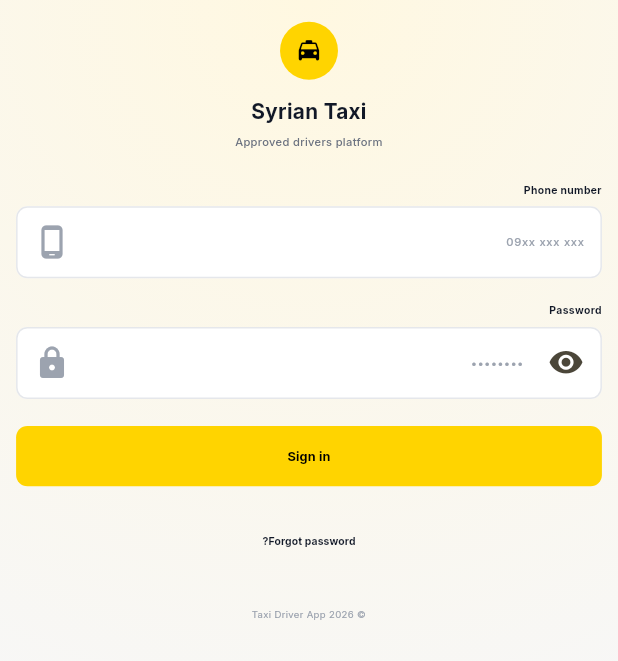
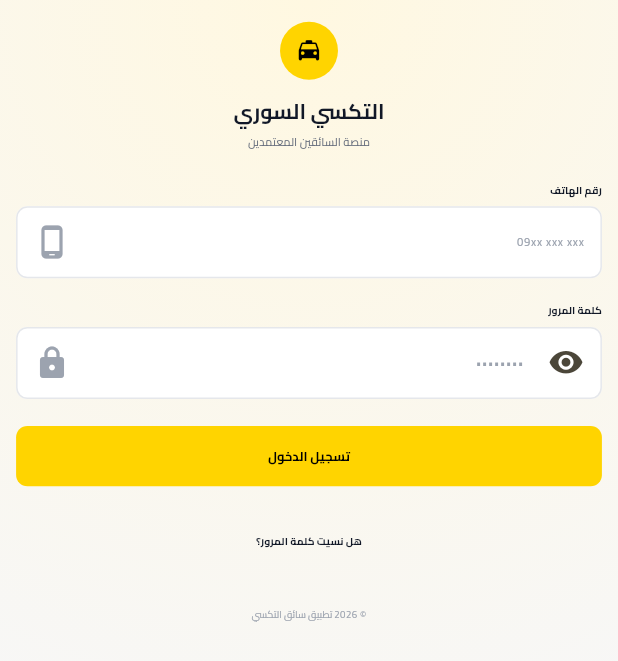
Before and after one commit to kamal635/taxi_driver_app, a Flutter app: the screen it shows after launch, on a phone screen of 412 x 824 dp. Shown: the top 661 px of the screen. Run offline on Flutter 3.47's test engine with Material 3 defaults, Android fonts, the phone set to English and light mode, and no system bars; our stand-ins replace flutter_riverpod, flutter_screenutil, go_router.

Commit message:
chore: fix lint and localization dependencies

```diff
--- a/lib/app/app.dart
+++ b/lib/app/app.dart
@@ -23,7 +23,7 @@ class TaxiDriverApp extends StatelessWidget {
         localizationsDelegates: AppLocalizations.localizationsDelegates,
         supportedLocales: AppLocalizations.supportedLocales,
         locale: const Locale('ar'),
-        theme: AppTheme.light(const Locale('en')),
+        theme: AppTheme.light(const Locale('ar')),
         routerConfig: AppRouter.router,
       ),
     );
--- a/lib/l10n/app_ar.arb
+++ b/lib/l10n/app_ar.arb
@@ -1,13 +1,13 @@
 {
   "@@locale": "ar",
-  "appTitle": "Taxi Driver App",
-  "brandName": "Syrian Taxi",
-  "brandSubtitle": "Approved drivers platform",
-  "phoneNumberLabel": "Phone number",
+  "appTitle": "تطبيق سائق التكسي",
+  "brandName": "التكسي السوري",
+  "brandSubtitle": "منصة السائقين المعتمدين",
+  "phoneNumberLabel": "رقم الهاتف",
   "phoneHint": "09xx xxx xxx",
-  "passwordLabel": "Password",
+  "passwordLabel": "كلمة المرور",
   "passwordHint": "••••••••",
-  "signIn": "Sign in",
-  "forgotPassword": "Forgot password?",
-  "copyright": "© 2026 Taxi Driver App"
+  "signIn": "تسجيل الدخول",
+  "forgotPassword": "هل نسيت كلمة المرور؟",
+  "copyright": "© 2026 تطبيق سائق التكسي"
 }
--- a/lib/l10n/app_localizations_ar.dart
+++ b/lib/l10n/app_localizations_ar.dart
@@ -9,32 +9,32 @@ class AppLocalizationsAr extends AppLocalizations {
   AppLocalizationsAr([String locale = 'ar']) : super(locale);
 
   @override
-  String get appTitle => 'Taxi Driver App';
+  String get appTitle => 'تطبيق سائق التكسي';
 
   @override
-  String get brandName => 'Syrian Taxi';
+  String get brandName => 'التكسي السوري';
 
   @override
-  String get brandSubtitle => 'Approved drivers platform';
+  String get brandSubtitle => 'منصة السائقين المعتمدين';
 
   @override
-  String get phoneNumberLabel => 'Phone number';
+  String get phoneNumberLabel => 'رقم الهاتف';
 
   @override
   String get phoneHint => '09xx xxx xxx';
 
   @override
-  String get passwordLabel => 'Password';
+  String get passwordLabel => 'كلمة المرور';
 
   @override
   String get passwordHint => '••••••••';
 
   @override
-  String get signIn => 'Sign in';
+  String get signIn => 'تسجيل الدخول';
 
   @override
-  String get forgotPassword => 'Forgot password?';
+  String get forgotPassword => 'هل نسيت كلمة المرور؟';
 
   @override
-  String get copyright => '© 2026 Taxi Driver App';
+  String get copyright => '© 2026 تطبيق سائق التكسي';
 }
--- a/pubspec.yaml
+++ b/pubspec.yaml
@@ -41,11 +41,9 @@ dependencies:
   socket_io_client: ^3.1.4
 
 dev_dependencies:
-  custom_lint: ^0.5.11
   flutter_lints: ^6.0.0
   flutter_test:
     sdk: flutter
-  riverpod_lint: ^3.0.0-dev.4
   very_good_analysis: ^10.1.0
 
 # For information on the generic Dart part of this file, see the
```
Also changed, not shown: pubspec.lock.
